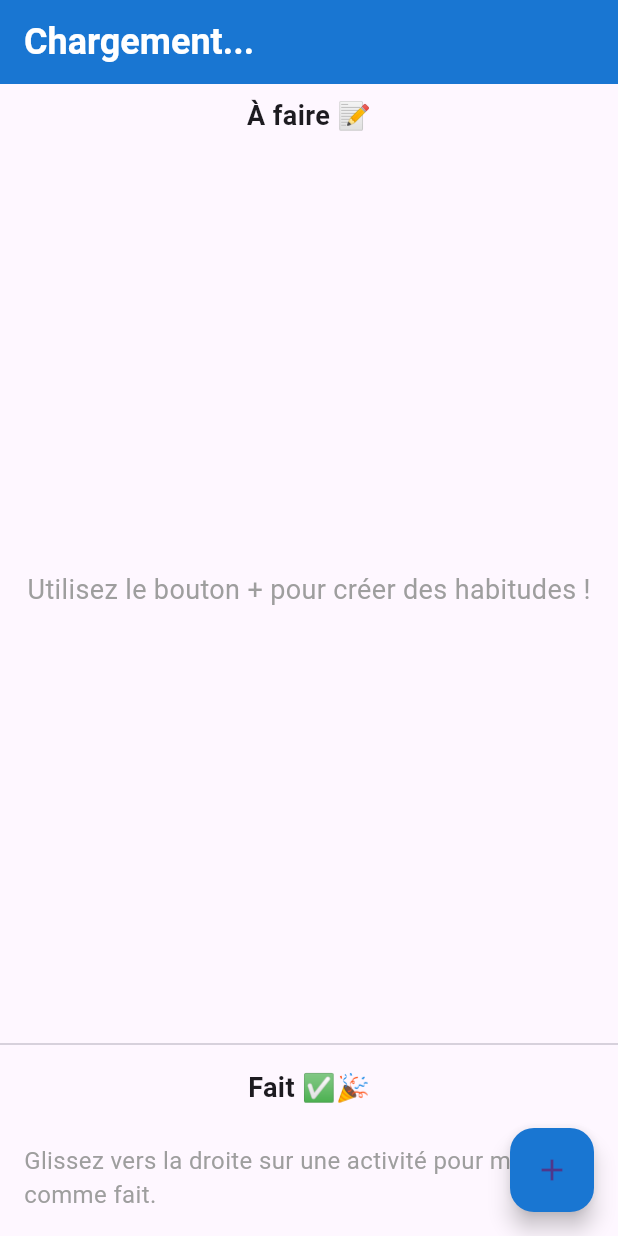
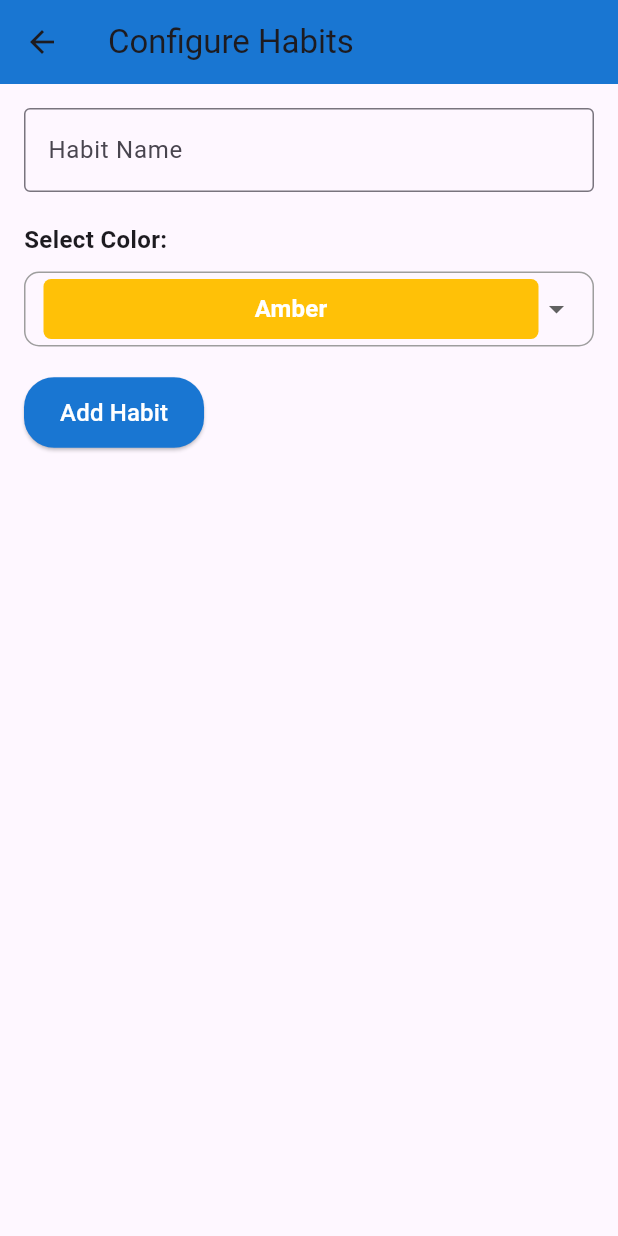
Before and after one commit to kmhabs/habit_tracker, a Flutter app: the HabitTrackerScreen screen opened directly with empty values, after a tap on the "add" icon, on a phone screen of 412 x 824 dp. Run offline on Flutter 3.47's test engine with Material 3 defaults, Android fonts, the phone set to English and light mode, and no system bars; our stand-ins replace fluttertoast, shared_preferences; accounts and stored records are empty.

Commit message:
Ajout de nouvelles fonctionnalités

```diff
--- /dev/null
+++ b/lib/add_habit_screen.dart
@@ -0,0 +1,182 @@
+import 'dart:convert';
+
+import 'package:flutter/material.dart';
+import 'package:shared_preferences/shared_preferences.dart';
+
+class AddHabitScreen extends StatefulWidget {
+  const AddHabitScreen({super.key});
+
+  @override
+  _AddHabitScreenState createState() => _AddHabitScreenState();
+}
+
+class _AddHabitScreenState extends State<AddHabitScreen> {
+  final TextEditingController _habitController = TextEditingController();
+  Color selectedColor = Colors.amber; // Default color
+  Map<String, String> selectedHabitsMap = {};
+  Map<String, String> completedHabitsMap = {};
+  final Map<String, Color> _habitColors = {
+    'Amber': Colors.amber,
+    'Red Accent': Colors.redAccent,
+    'Light Blue': Colors.lightBlue,
+    'Light Green': Colors.lightGreen,
+    'Purple Accent': Colors.purpleAccent,
+    'Orange': Colors.orange,
+    'Teal': Colors.teal,
+    'Deep Purple': Colors.deepPurple,
+  };
+  String selectedColorName = 'Amber'; // Default color name
+
+  @override
+  void initState() {
+    super.initState();
+    _loadHabits();
+  }
+
+  Future<void> _loadHabits() async {
+    SharedPreferences prefs = await SharedPreferences.getInstance();
+    setState(() {
+      // Load habits from both maps
+      selectedHabitsMap = Map<String, String>.from(
+          jsonDecode(prefs.getString('selectedHabitsMap') ?? '{}'));
+      completedHabitsMap = Map<String, String>.from(
+          jsonDecode(prefs.getString('completedHabitsMap') ?? '{}'));
+    });
+  }
+
+  Future<void> _saveHabits() async {
+    SharedPreferences prefs = await SharedPreferences.getInstance();
+    await prefs.setString('selectedHabitsMap', jsonEncode(selectedHabitsMap));
+    await prefs.setString('completedHabitsMap', jsonEncode(completedHabitsMap));
+  }
+
+  @override
+  Widget build(BuildContext context) {
+    // Combine both maps for display, ensuring no duplicates
+    Map<String, String> allHabitsMap = {...selectedHabitsMap, ...completedHabitsMap};
+
+    return Scaffold(
+      appBar: AppBar(
+        backgroundColor: Colors.blue.shade700,
+        title: Text('Configure Habits'),
+      ),
+      body: Padding(
+        padding: const EdgeInsets.all(16.0),
+        child: Column(
+          crossAxisAlignment: CrossAxisAlignment.start,
+          children: [
+            TextField(
+              controller: _habitController,
+              decoration: const InputDecoration(
+                labelText: 'Habit Name',
+                border: OutlineInputBorder(),
+              ),
+            ),
+            const SizedBox(height: 20),
+            const Text(
+              'Select Color:',
+              style: TextStyle(fontSize: 16, fontWeight: FontWeight.bold),
+            ),
+            const SizedBox(height: 10),
+            Container(
+              padding: const EdgeInsets.symmetric(horizontal: 12.0),
+              decoration: BoxDecoration(
+                borderRadius: BorderRadius.circular(10),
+                border: Border.all(color: Colors.grey),
+              ),
+              child: DropdownButton<String>(
+                value: selectedColorName,
+                isExpanded: true,
+                underline: const SizedBox(),
+                items: _habitColors.keys.map((String colorName) {
+                  return DropdownMenuItem<String>(
+                    value: colorName,
+                    child: Container(
+                      height: 40,
+                      alignment: Alignment.center,
+                      decoration: BoxDecoration(
+                        color: _habitColors[colorName],
+                        borderRadius: BorderRadius.circular(5),
+                      ),
+                      child: Text(
+                        colorName,
+                        style: TextStyle(color: Colors.white, fontWeight: FontWeight.bold),
+                      ),
+                    ),
+                  );
+                }).toList(),
+                onChanged: (String? newValue) {
+                  setState(() {
+                    selectedColorName = newValue!;
+                    selectedColor = _habitColors[selectedColorName]!;
+                  });
+                },
+              ),
+            ),
+            const SizedBox(height: 20),
+            ElevatedButton(
+              onPressed: () {
+                if (_habitController.text.isNotEmpty) {
+                  setState(() {
+                    // Add the new habit to the selectedHabitsMap with the chosen color
+                    selectedHabitsMap[_habitController.text] =
+                        selectedColor.value.toRadixString(16);
+                    _habitController.clear();
+                    selectedColorName = 'Amber'; // Reset to default
+                    selectedColor = _habitColors[selectedColorName]!;
+                    _saveHabits();
+                  });
+                }
+              },
+              child: Text(
+                'Add Habit',
+                style: TextStyle(color: Colors.white, fontSize: 16),
+              ),
+              style: ElevatedButton.styleFrom(
+                backgroundColor: Colors.blue.shade700,
+                shape: RoundedRectangleBorder(
+                  borderRadius: BorderRadius.circular(20),
+                ),
+                padding: const EdgeInsets.symmetric(horizontal: 24, vertical: 12),
+              ),
+            ),
+            const SizedBox(height: 20),
+            Expanded(
+              child: ListView(
+                children: allHabitsMap.entries.map((entry) {
+                  final habitName = entry.key;
+                  final habitColor = _getColorFromHex(entry.value);
+                  return ListTile(
+                    leading: CircleAvatar(
+                      backgroundColor: habitColor,
+                    ),
+                    title: Text(habitName),
+                    trailing: IconButton(
+                      icon: Icon(Icons.delete, color: Colors.red),
+                      onPressed: () {
+                        setState(() {
+                          // Remove habit from both maps if it exists
+                          selectedHabitsMap.remove(habitName);
+                          completedHabitsMap.remove(habitName);
+                          _saveHabits();
+                        });
+                      },
+                    ),
+                  );
+                }).toList(),
+              ),
+            ),
+          ],
+        ),
+      ),
+    );
+  }
+
+  Color _getColorFromHex(String hexColor) {
+    hexColor = hexColor.replaceAll('#', '');
+    if (hexColor.length == 6) {
+      hexColor = 'FF$hexColor'; // Add opacity if not included.
+    }
+    return Color(int.parse('0x$hexColor'));
+  }
+}
--- a/lib/habit_tracker_screen.dart
+++ b/lib/habit_tracker_screen.dart
@@ -1,4 +1,9 @@
+import 'dart:convert';
+
 import 'package:flutter/material.dart';
+import 'package:shared_preferences/shared_preferences.dart';
+
+import 'add_habit_screen.dart';
 
 class HabitTrackerScreen extends StatefulWidget {
   final String username;
@@ -17,16 +22,30 @@ class _HabitTrackerScreenState extends State<HabitTrackerScreen> {
   @override
   void initState() {
     super.initState();
+    _loadUserData();
+  }
+
+  Future<void> _loadUserData() async {
+    SharedPreferences prefs = await SharedPreferences.getInstance();
+    setState(() {
+      name = prefs.getString('name') ?? widget.username;
+      selectedHabitsMap = Map<String, String>.from(
+          jsonDecode(prefs.getString('selectedHabitsMap') ?? '{}'));
+      completedHabitsMap = Map<String, String>.from(
+          jsonDecode(prefs.getString('completedHabitsMap') ?? '{}'));
+    });
   }
 
   Future<void> _saveHabits() async {
-    //sauvegarder les habitudes dans les préférences à l'avenir
+    SharedPreferences prefs = await SharedPreferences.getInstance();
+    await prefs.setString('selectedHabitsMap', jsonEncode(selectedHabitsMap));
+    await prefs.setString('completedHabitsMap', jsonEncode(completedHabitsMap));
   }
 
   Color _getColorFromHex(String hexColor) {
     hexColor = hexColor.replaceAll('#', '');
     if (hexColor.length == 6) {
-      hexColor = 'FF$hexColor'; // Ajouter de l'opacité si non incluse.
+      hexColor = 'FF$hexColor'; // Add opacity if not included.
     }
     return Color(int.parse('0x$hexColor'));
   }
@@ -37,10 +56,10 @@ class _HabitTrackerScreenState extends State<HabitTrackerScreen> {
       try {
         return _getColorFromHex(colorHex);
       } catch (e) {
-        print('Erreur lors de l\'analyse de la couleur pour $habit: $e');
+        print('Error parsing color for $habit: $e');
       }
     }
-    return Colors.blue; // Couleur par défaut en cas d'erreur.
+    return Colors.blue; // Default color in case of error.
   }
 
   @override
@@ -49,7 +68,7 @@ class _HabitTrackerScreenState extends State<HabitTrackerScreen> {
       appBar: AppBar(
         backgroundColor: Colors.blue.shade700,
         title: Text(
-          name.isNotEmpty ? name : 'Chargement...',
+          name.isNotEmpty ? name : 'Loading...',
           style: const TextStyle(
             fontSize: 24,
             color: Colors.white,
@@ -63,7 +82,7 @@ class _HabitTrackerScreenState extends State<HabitTrackerScreen> {
           const Padding(
             padding: EdgeInsets.all(8.0),
             child: Text(
-              'À faire 📝',
+              'To Do 📝',
               style: TextStyle(
                 fontSize: 18,
                 fontWeight: FontWeight.bold,
@@ -74,7 +93,7 @@ class _HabitTrackerScreenState extends State<HabitTrackerScreen> {
               ? const Expanded(
                   child: Center(
                     child: Text(
-                      'Utilisez le bouton + pour créer des habitudes !',
+                      'Use the + button to create some habits!',
                       style: TextStyle(fontSize: 18, color: Colors.grey),
                     ),
                   ),
@@ -105,7 +124,7 @@ class _HabitTrackerScreenState extends State<HabitTrackerScreen> {
                             mainAxisAlignment: MainAxisAlignment.end,
                             children: [
                               Text(
-                                'Glissez pour compléter',
+                                'Swipe to Complete',
                                 style: TextStyle(color: Colors.white),
                               ),
                               SizedBox(width: 10),
@@ -118,11 +137,11 @@ class _HabitTrackerScreenState extends State<HabitTrackerScreen> {
                     },
                   ),
                 ),
-          const Divider(),
+          Divider(),
           const Padding(
-            padding: EdgeInsets.all(8.0),
+            padding: const EdgeInsets.all(8.0),
             child: Text(
-              'Fait ✅🎉',
+              'Done ✅🎉',
               style: TextStyle(
                 fontSize: 18,
                 fontWeight: FontWeight.bold,
@@ -133,7 +152,7 @@ class _HabitTrackerScreenState extends State<HabitTrackerScreen> {
               ? const Padding(
                   padding: EdgeInsets.all(16.0),
                   child: Text(
-                    'Glissez vers la droite sur une activité pour marquer comme fait.',
+                    'Swipe right on an activity to mark as done.',
                     style: TextStyle(fontSize: 16, color: Colors.grey),
                   ),
                 )
@@ -158,13 +177,13 @@ class _HabitTrackerScreenState extends State<HabitTrackerScreen> {
                         background: Container(
                           color: Colors.red,
                           alignment: Alignment.centerLeft,
-                          padding: const EdgeInsets.symmetric(horizontal: 20),
+                          padding: EdgeInsets.symmetric(horizontal: 20),
                           child: const Row(
                             children: [
                               Icon(Icons.undo, color: Colors.white),
                               SizedBox(width: 10),
                               Text(
-                                'Glissez pour annuler',
+                                'Swipe to Undo',
                                 style: TextStyle(color: Colors.white),
                               ),
                             ],
@@ -180,10 +199,19 @@ class _HabitTrackerScreenState extends State<HabitTrackerScreen> {
       ),
       floatingActionButton: selectedHabitsMap.isEmpty
           ? FloatingActionButton(
-              onPressed: () {},
+              onPressed: () {
+                Navigator.push(
+                  context,
+                  MaterialPageRoute(
+                    builder: (context) => AddHabitScreen(),
+                  ),
+                ).then((_) {
+                  _loadUserData(); // Reload data after returning
+                });
+              },
+              child: Icon(Icons.add),
               backgroundColor: Colors.blue.shade700,
-              tooltip: 'Ajouter des habitudes',
-              child: const Icon(Icons.add),
+              tooltip: 'Add Habits',
             )
           : null,
     );
@@ -195,7 +223,7 @@ class _HabitTrackerScreenState extends State<HabitTrackerScreen> {
       shape: RoundedRectangleBorder(borderRadius: BorderRadius.circular(15)),
       color: color,
       child: Container(
-        height: 60, // Ajustez la hauteur pour des cartes plus épaisses.
+        height: 60, // Adjust the height for thicker cards.
         child: ListTile(
           title: Text(
             title.toUpperCase(),
@@ -206,7 +234,7 @@ class _HabitTrackerScreenState extends State<HabitTrackerScreen> {
             ),
           ),
           trailing: isCompleted
-              ? const Icon(Icons.check_circle, color: Colors.green, size: 28)
+              ? Icon(Icons.check_circle, color: Colors.green, size: 28)
               : null,
         ),
       ),
```
Also changed, not shown: lib/country_list.dart (added, +17 -0 lines), lib/detail_screen.dart (added, +37 -0 lines), lib/login_screen.dart (+49 -36 lines), lib/register_screen.dart (+92 -60 lines).
